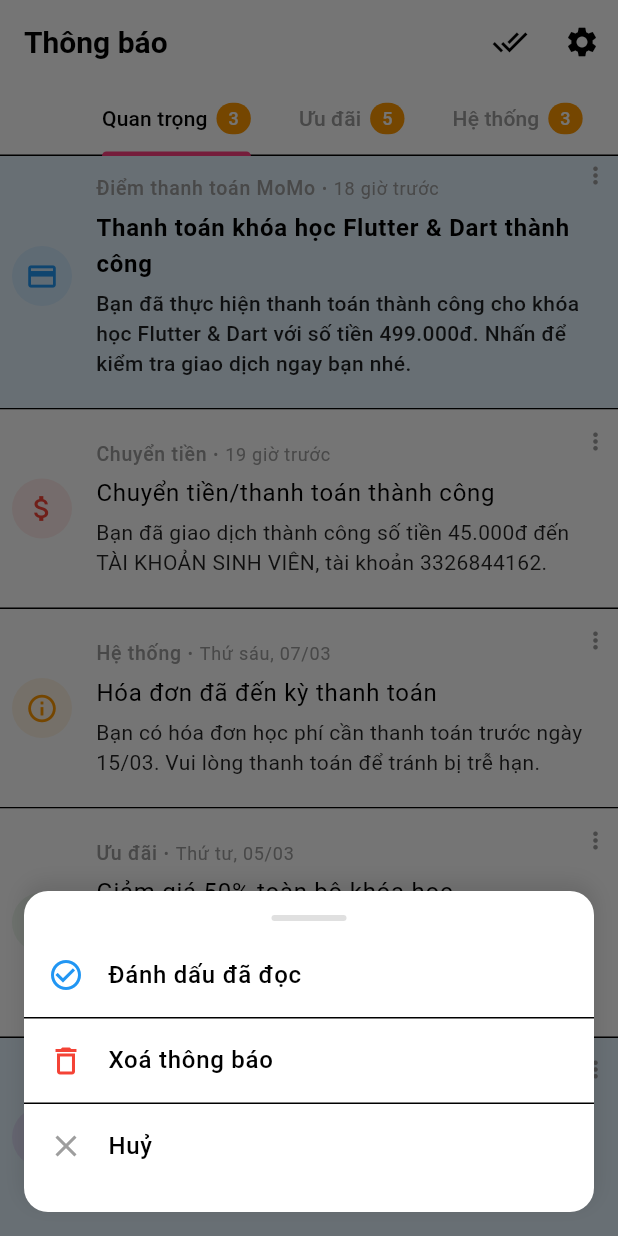
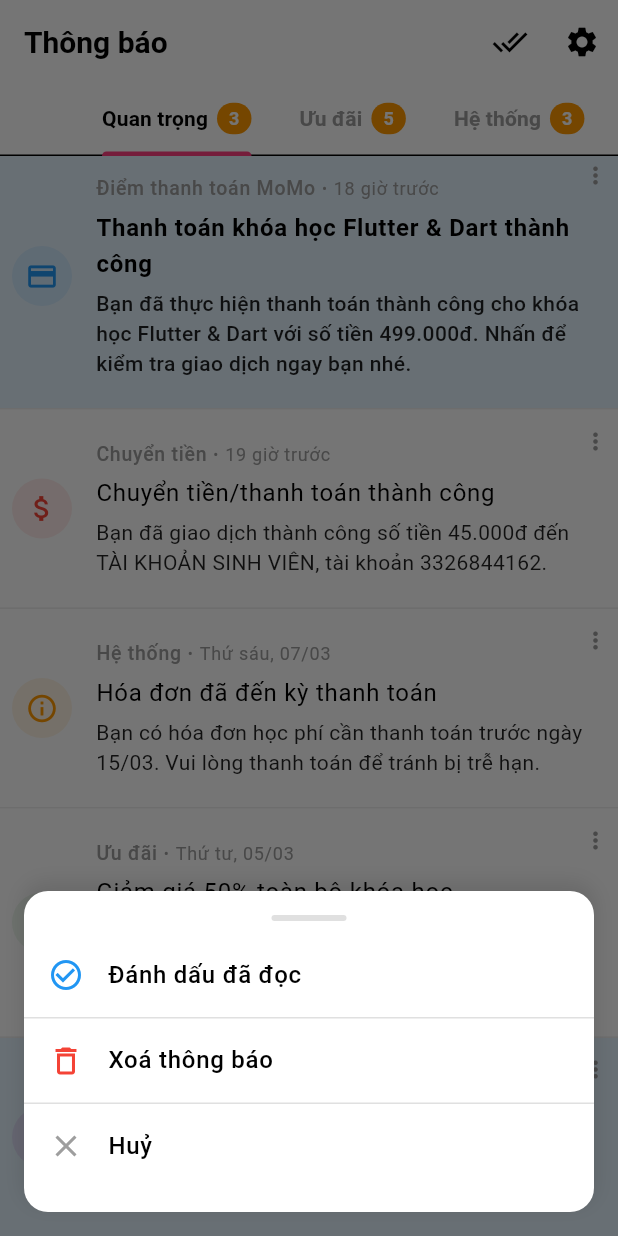
Before and after one commit to NguyenThao1072002/TMS_Learn_Tech_App, a Flutter app: the NotificationScreen screen opened directly, scrolled down 169 dp, after a tap on the "more vert" icon, on a phone screen of 412 x 824 dp. Run offline on Flutter 3.47's test engine with Material 3 defaults, Android fonts, the light colour scheme and no system bars; our stand-ins replace cached_network_image, carousel_slider, chewie, confetti, connectivity_plus, dio and 19 more; missing offline and left inert: app_settings, flutter_pdfview; accounts and stored records are empty.

Commit message:
doing but not ok

```diff
--- a/lib/presentation/screens/my_account/setting/notification.dart
+++ b/lib/presentation/screens/my_account/setting/notification.dart
@@ -1,15 +1,19 @@
 import 'package:flutter/material.dart';
 
 class NotificationSettingsScreen extends StatefulWidget {
-  const NotificationSettingsScreen({Key? key}) : super(key: key);
+  final bool isDarkMode;
+
+  const NotificationSettingsScreen({
+    Key? key,
+    this.isDarkMode = false,
+  }) : super(key: key);
 
   @override
   State<NotificationSettingsScreen> createState() =>
       _NotificationSettingsScreenState();
 }
 
-class _NotificationSettingsScreenState
-    extends State<NotificationSettingsScreen> {
+class _NotificationSettingsScreenState extends State<NotificationSettingsScreen> {
   // Trạng thái các loại thông báo
   bool _dailyReminder = true;
   bool _streakReminder = true;
@@ -24,21 +28,31 @@ class _NotificationSettingsScreenState
 
   @override
   Widget build(BuildContext context) {
+    // Colors for dark and light mode
+    final backgroundColor = widget.isDarkMode ? Colors.black : Colors.white;
+    final appBarColor = widget.isDarkMode ? Colors.black : Colors.white;
+    final textColor = widget.isDarkMode ? Colors.white : Colors.black;
+    final secondaryTextColor = widget.isDarkMode ? Colors.grey.shade300 : Colors.grey.shade600;
+    final dividerColor = widget.isDarkMode ? Colors.grey.shade800 : Colors.grey.shade200;
+    final cardColor = widget.isDarkMode ? const Color(0xFF1A1A1A) : Colors.white;
+    final iconColor = widget.isDarkMode ? Colors.white : null;
+
     return Scaffold(
-      backgroundColor: Colors.white,
+      backgroundColor: backgroundColor,
       appBar: AppBar(
-        backgroundColor: Colors.white,
+        backgroundColor: appBarColor,
         elevation: 0,
-        title: const Text(
+        title: Text(
           'Cài đặt thông báo',
           style: TextStyle(
-            color: Colors.black,
-            fontWeight: FontWeight.w500,
+            fontSize: 20,
+            color: textColor,
+            fontWeight: FontWeight.bold,
           ),
         ),
         leading: IconButton(
-          icon: const Icon(Icons.arrow_back_ios, color: Colors.black),
-          onPressed: () => Navigator.of(context).pop(),
+          icon: Icon(Icons.arrow_back, color: textColor),
+          onPressed: () => Navigator.pop(context),
         ),
       ),
       body: SingleChildScrollView(
--- a/lib/presentation/screens/notification/notification_view.dart
+++ b/lib/presentation/screens/notification/notification_view.dart
@@ -2,7 +2,12 @@ import 'package:flutter/material.dart';
 import 'package:tms_app/presentation/screens/my_account/setting/notification.dart';
 
 class NotificationScreen extends StatefulWidget {
-  const NotificationScreen({Key? key}) : super(key: key);
+  final bool isDarkMode;
+
+  const NotificationScreen({
+    Key? key,
+    this.isDarkMode = false,
+  }) : super(key: key);
 
   @override
   State<NotificationScreen> createState() => _NotificationScreenState();
@@ -136,6 +141,10 @@ class _NotificationScreenState extends State<NotificationScreen>
 
   // Hiển thị popup tùy chọn cho thông báo
   void _showNotificationOptions(NotificationItem notification) {
+    final backgroundColor = widget.isDarkMode ? Colors.black : Colors.white;
+    final textColor = widget.isDarkMode ? Colors.white : Colors.black;
+    final dividerColor = widget.isDarkMode ? Colors.grey.shade800 : Colors.grey.shade300;
+
     showModalBottomSheet(
       context: context,
       backgroundColor: Colors.transparent,
@@ -143,7 +152,7 @@ class _NotificationScreenState extends State<NotificationScreen>
       builder: (context) => Container(
         margin: const EdgeInsets.only(left: 16, right: 16, bottom: 16),
         decoration: BoxDecoration(
-          color: Colors.white,
+          color: backgroundColor,
           borderRadius: BorderRadius.circular(16),
           boxShadow: [
             BoxShadow(
@@ -164,15 +173,18 @@ class _NotificationScreenState extends State<NotificationScreen>
               width: 50,
               margin: const EdgeInsets.only(bottom: 8),
               decoration: BoxDecoration(
-                color: Colors.grey.shade300,
+                color: widget.isDarkMode ? Colors.grey.shade700 : Colors.grey.shade300,
                 borderRadius: BorderRadius.circular(2),
               ),
             ),
             ListTile(
               leading: Icon(Icons.check_circle_outline, color: Colors.blue),
-              title: const Text(
+              title: Text(
                 'Đánh dấu đã đọc',
-                style: TextStyle(fontWeight: FontWeight.w500),
+                style: TextStyle(
+                  fontWeight: FontWeight.w500,
+                  color: textColor,
+                ),
               ),
               onTap: () {
                 Navigator.pop(context);
@@ -182,24 +194,30 @@ class _NotificationScreenState extends State<NotificationScreen>
                 _showToast('Đã đánh dấu thông báo là đã đọc');
               },
             ),
-            const Divider(height: 1),
+            Divider(height: 1, color: dividerColor),
             ListTile(
               leading: Icon(Icons.delete_outline, color: Colors.red),
-              title: const Text(
+              title: Text(
                 'Xoá thông báo',
-                style: TextStyle(fontWeight: FontWeight.w500),
+                style: TextStyle(
+                  fontWeight: FontWeight.w500,
+                  color: textColor,
+                ),
               ),
               onTap: () {
                 Navigator.pop(context);
                 _deleteNotification(notification);
               },
             ),
-            const Divider(height: 1),
+            Divider(height: 1, color: dividerColor),
             ListTile(
               leading: Icon(Icons.close, color: Colors.grey),
-              title: const Text(
+              title: Text(
                 'Huỷ',
-                style: TextStyle(fontWeight: FontWeight.w500),
+                style: TextStyle(
+                  fontWeight: FontWeight.w500,
+                  color: textColor,
+                ),
               ),
               onTap: () => Navigator.pop(context),
             ),
@@ -214,7 +232,7 @@ class _NotificationScreenState extends State<NotificationScreen>
     Navigator.push(
       context,
       MaterialPageRoute(
-        builder: (context) => const NotificationSettingsScreen(),
+        builder: (context) => NotificationSettingsScreen(isDarkMode: widget.isDarkMode),
       ),
     );
   }
@@ -226,7 +244,12 @@ class _NotificationScreenState extends State<NotificationScreen>
       child: Row(
         mainAxisAlignment: MainAxisAlignment.spaceBetween,
         children: [
-          Text(title),
+          Text(
+            title,
+            style: TextStyle(
+              color: widget.isDarkMode ? Colors.white : Colors.black,
+            ),
+          ),
           Switch(
             value: initialValue,
             onChanged: (_) {},
@@ -244,20 +267,22 @@ class _NotificationScreenState extends State<NotificationScreen>
         ? _notifications
         : _notifications.where((item) => item.type == filterType).toList();
 
+    final emptyTextColor = widget.isDarkMode ? Colors.grey.shade400 : Colors.grey;
+
     if (filteredNotifications.isEmpty) {
-      return const Center(
+      return Center(
         child: Padding(
-          padding: EdgeInsets.all(32.0),
+          padding: const EdgeInsets.all(32.0),
           child: Column(
             mainAxisAlignment: MainAxisAlignment.center,
             children: [
-              Icon(Icons.notifications_off, size: 64, color: Colors.grey),
-              SizedBox(height: 16),
+              Icon(Icons.notifications_off, size: 64, color: emptyTextColor),
+              const SizedBox(height: 16),
               Text(
                 'Không có thông báo nào',
                 style: TextStyle(
                   fontSize: 18,
-                  color: Colors.grey,
+                  color: emptyTextColor,
                 ),
               ),
             ],
@@ -269,7 +294,10 @@ class _NotificationScreenState extends State<NotificationScreen>
     return ListView.separated(
       padding: const EdgeInsets.only(top: 8.0),
       itemCount: filteredNotifications.length,
-      separatorBuilder: (context, index) => const Divider(height: 1),
+      separatorBuilder: (context, index) => Divider(
+        height: 1,
+        color: widget.isDarkMode ? Colors.grey.shade800 : Colors.grey.shade200,
+      ),
       itemBuilder: (context, index) {
         final notification = filteredNotifications[index];
         return _buildNotificationItem(notification);
@@ -279,8 +307,16 @@ class _NotificationScreenState extends State<NotificationScreen>
 
   // Widget cho từng item thông báo
   Widget _buildNotificationItem(NotificationItem notification) {
+    final backgroundColor = widget.isDarkMode
+        ? (notification.isRead ? Colors.black : const Color(0xFF1A1A1A))
+        : (notification.isRead ? Colors.white : Colors.blue.shade50);
+
+    final titleColor = widget.isDarkMode ? Colors.white : Colors.black;
+    final contentColor = widget.isDarkMode ? Colors.grey.shade300 : Colors.black87;
+    final metaTextColor = widget.isDarkMode ? Colors.grey.shade500 : Colors.grey;
+
     return Container(
-      color: notification.isRead ? Colors.white : Colors.blue.shade50,
+      color: backgroundColor,
       child: Stack(
         children: [
           // Nội dung thông báo
@@ -290,7 +326,7 @@ class _NotificationScreenState extends State<NotificationScreen>
             leading: CircleAvatar(
               radius: 20,
               backgroundColor:
-                  _getNotificationTypeColor(notification.type).withOpacity(0.1),
+                  _getNotificationTypeColor(notification.type).withOpacity(widget.isDarkMode ? 0.2 : 0.1),
               child: Icon(
                 _getNotificationTypeIcon(notification.type),
                 color: _getNotificationTypeColor(notification.type),
@@ -306,20 +342,20 @@ class _NotificationScreenState extends State<NotificationScreen>
                     // Loại thông báo
                     Text(
                       _getNotificationTypeName(notification.type),
-                      style: const TextStyle(
-                        color: Colors.grey,
+                      style: TextStyle(
+                        color: metaTextColor,
                         fontSize: 13,
                         fontWeight: FontWeight.w500,
                       ),
                     ),
 
                     // Dấu chấm đen (bullet)
-                    const Padding(
-                      padding: EdgeInsets.symmetric(horizontal: 4.0),
+                    Padding(
+                      padding: const EdgeInsets.symmetric(horizontal: 4.0),
                       child: Text(
                         "•",
                         style: TextStyle(
-                          color: Colors.grey,
+                          color: metaTextColor,
                           fontSize: 10,
                         ),
                       ),
@@ -328,8 +364,8 @@ class _NotificationScreenState extends State<NotificationScreen>
                     // Thời gian
                     Text(
                       notification.time,
-                      style: const TextStyle(
-                        color: Colors.grey,
+                      style: TextStyle(
+                        color: metaTextColor,
                         fontSize: 12,
                       ),
                     ),
@@ -350,6 +386,7 @@ class _NotificationScreenState extends State<NotificationScreen>
                         ? FontWeight.normal
                         : FontWeight.bold,
                     fontSize: 16,
+                    color: titleColor,
                   ),
                 ),
               ],
@@ -359,7 +396,7 @@ class _NotificationScreenState extends State<NotificationScreen>
               child: Text(
                 notification.content,
                 style: TextStyle(
-                  color: Colors.black87,
+                  color: contentColor,
                   fontSize: 14,
                   fontWeight:
                       notification.isRead ? FontWeight.normal : FontWeight.w500,
@@ -386,10 +423,10 @@ class _NotificationScreenState extends State<NotificationScreen>
               onTap: () => _showNotificationOptions(notification),
               child: Padding(
                 padding: const EdgeInsets.all(4),
-                child: const Icon(
+                child: Icon(
                   Icons.more_vert,
                   size: 18,
-                  color: Colors.grey,
+                  color: metaTextColor,
                 ),
               ),
             ),
@@ -449,28 +486,37 @@ class _NotificationScreenState extends State<NotificationScreen>
 
   @override
   Widget build(BuildContext context) {
+    // Colors for dark and light mode
+    final backgroundColor = widget.isDarkMode ? Colors.black : Colors.grey.shade100;
+    final appBarColor = widget.isDarkMode ? Colors.black : Colors.white;
+    final textColor = widget.isDarkMode ? Colors.white : Colors.black;
+    final iconColor = widget.isDarkMode ? Colors.white : Colors.black;
+    final tabLabelColor = widget.isDarkMode ? Colors.white : Colors.black;
+    final tabUnselectedColor = widget.isDarkMode ? Colors.grey.shade600 : Colors.grey;
+    final indicatorColor = widget.isDarkMode ? Colors.blue : Colors.pinkAccent;
+
     return Scaffold(
-      backgroundColor: Colors.grey.shade100,
+      backgroundColor: backgroundColor,
       appBar: AppBar(
-        backgroundColor: Colors.white,
+        backgroundColor: appBarColor,
         elevation: 0,
         automaticallyImplyLeading: false,
-        title: const Text(
+        title: Text(
           'Thông báo',
           style: TextStyle(
             fontSize: 20,
             fontWeight: FontWeight.bold,
-            color: Colors.black,
+            color: textColor,
           ),
         ),
         actions: [
           IconButton(
-            icon: const Icon(Icons.done_all, color: Colors.black),
+            icon: Icon(Icons.done_all, color: iconColor),
             onPressed: _markAllAsRead,
             tooltip: 'Đánh dấu tất cả là đã đọc',
           ),
           IconButton(
-            icon: const Icon(Icons.settings, color: Colors.black),
+            icon: Icon(Icons.settings, color: iconColor),
             onPressed: _showNotificationSettings,
             tooltip: 'Cài đặt thông báo',
           ),
@@ -478,9 +524,10 @@ class _NotificationScreenState extends State<NotificationScreen>
         bottom: TabBar(
           controller: _tabController,
           isScrollable: true,
-          indicatorColor: Colors.pinkAccent,
-          labelColor: Colors.black,
-          unselectedLabelColor: Colors.grey,
+          indicatorColor: indicatorColor,
+          labelColor: tabLabelColor,
+          unselectedLabelColor: tabUnselectedColor,
+          labelStyle: const TextStyle(fontWeight: FontWeight.bold),
           tabs: [
             _buildTab('Quan trọng', _unreadCount.toString()),
             _buildTab('Ưu đãi', '5'),
@@ -503,6 +550,9 @@ class _NotificationScreenState extends State<NotificationScreen>
 
   // Widget cho tab
   Widget _buildTab(String text, String count) {
+    final badgeColor = widget.isDarkMode ? const Color(0xFF2A2D3E) : Colors.orange;
+    final badgeTextColor = Colors.white;
+
     return Tab(
       child: Row(
         children: [
@@ -511,13 +561,13 @@ class _NotificationScreenState extends State<NotificationScreen>
           Container(
             padding: const EdgeInsets.symmetric(horizontal: 8, vertical: 2),
             decoration: BoxDecoration(
-              color: Colors.orange,
+              color: badgeColor,
               borderRadius: BorderRadius.circular(12),
             ),
             child: Text(
               count,
-              style: const TextStyle(
-                color: Colors.white,
+              style: TextStyle(
+                color: badgeTextColor,
                 fontSize: 12,
               ),
             ),
```
